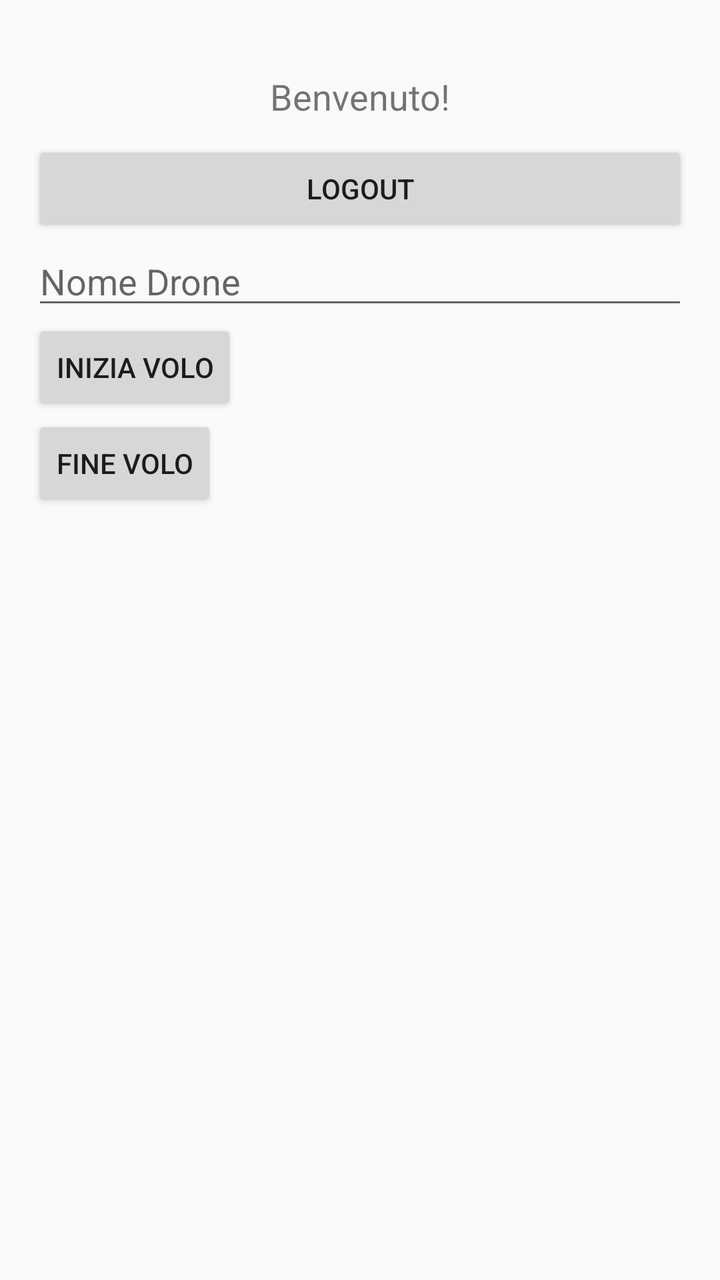
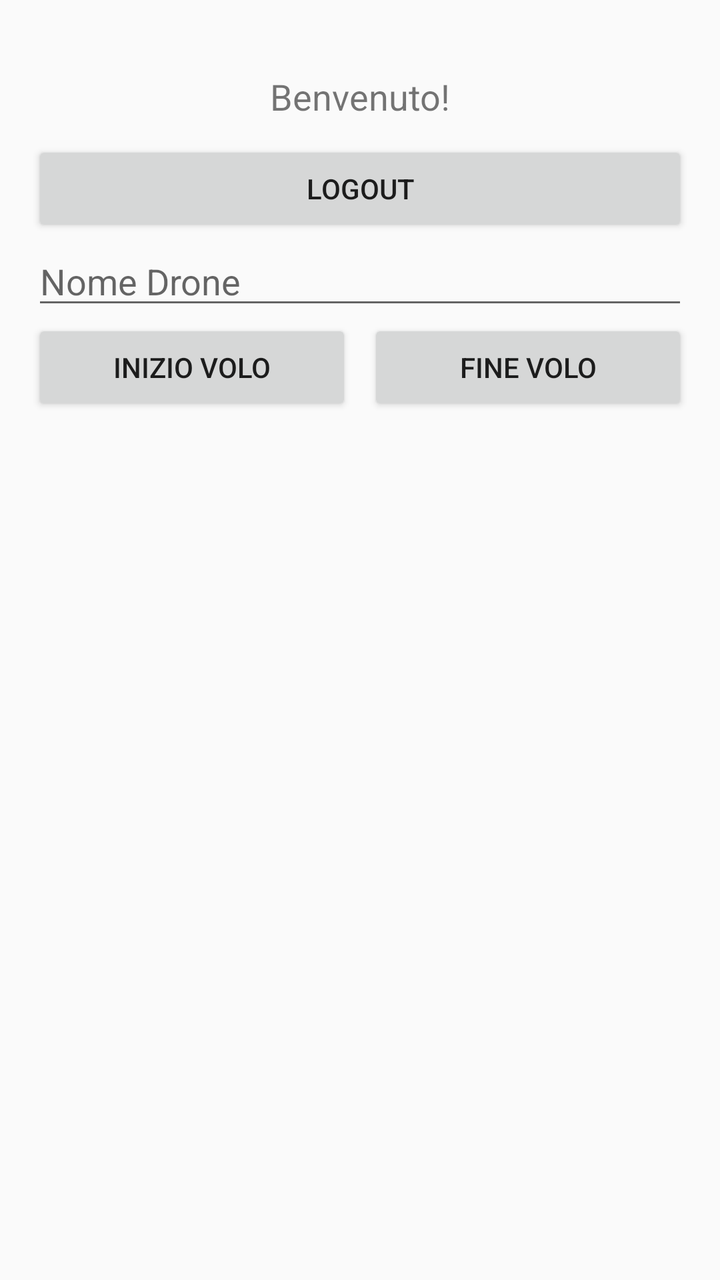

An Android layout rendered at two revisions. The XML below is the earlier revision; the diff shows what the commit changed to produce the second picture.
<!-- AndroidManifest.xml: activity theme Theme.AppCompat.Light -->
<!-- res/layout/activity_dashboard.xml -->
<LinearLayout xmlns:android="http://schemas.android.com/apk/res/android"
    android:layout_width="match_parent"
    android:layout_height="match_parent"
    android:orientation="vertical"
    android:padding="16dp">

    <TextView
        android:id="@+id/welcomeTextView"
        android:layout_width="match_parent"
        android:layout_height="wrap_content"
        android:text="Benvenuto!"
        android:textSize="18sp"
        android:gravity="center"
        android:layout_marginTop="10dp"
        android:padding="10dp"/>

    <Button
        android:id="@+id/logoutButton"
        android:layout_width="match_parent"
        android:layout_height="wrap_content"
        android:text="Logout" />

    <EditText
        android:id="@+id/droneField"
        android:layout_width="match_parent"
        android:layout_height="wrap_content"
        android:hint="Nome Drone" />

    <Button
        android:id="@+id/startFlightButton"
        android:layout_width="wrap_content"
        android:layout_height="wrap_content"
        android:text="Inizia volo" />

    <Button
        android:id="@+id/stopFlightButton"
        android:layout_width="wrap_content"
        android:layout_height="wrap_content"
        android:text="Fine volo" />

    <FrameLayout
        android:id="@+id/mapContainer"
        android:layout_width="match_parent"
        android:layout_height="325dp"
        android:visibility="visible" />

</LinearLayout>
<!-- resources referenced by this layout -->
<resources>

</resources>

<!-- the commit's change to res/layout/activity_dashboard.xml (unified diff, before → after) -->
@@ -26,17 +26,28 @@
         android:layout_height="wrap_content"
         android:hint="Nome Drone" />
 
-    <Button
-        android:id="@+id/startFlightButton"
-        android:layout_width="wrap_content"
+    
+    <LinearLayout
+        android:layout_width="match_parent"
         android:layout_height="wrap_content"
-        android:text="Inizia volo" />
+        android:orientation="horizontal"
+        android:gravity="center">
 
-    <Button
-        android:id="@+id/stopFlightButton"
-        android:layout_width="wrap_content"
-        android:layout_height="wrap_content"
-        android:text="Fine volo" />
+        <Button
+            android:id="@+id/startFlightButton"
+            android:layout_width="0dp"
+            android:layout_weight="1"
+            android:layout_height="wrap_content"
+            android:text="Inizio volo"
+            android:layout_marginEnd="8dp"/>
+
+        <Button
+            android:id="@+id/stopFlightButton"
+            android:layout_width="0dp"
+            android:layout_weight="1"
+            android:layout_height="wrap_content"
+            android:text="Fine volo"/>
+    </LinearLayout>
 
     <FrameLayout
         android:id="@+id/mapContainer"
